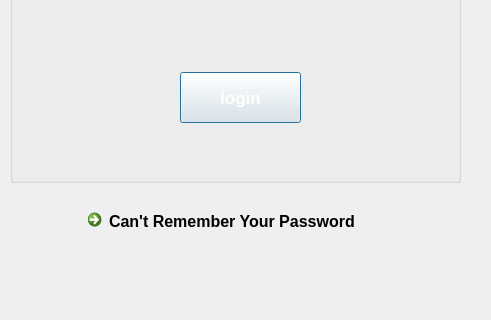
First picture: the form in loginui.ui, repository Bassam73/Fantasy, before the edit; both pictures show x 290 to 781 and y 318 to 638 of the 1038 by 638 pixel window.
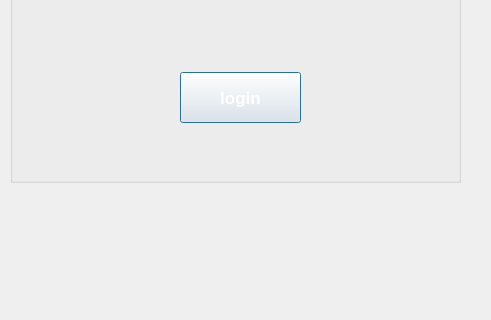
Second picture: the form after the edit. Icons and pictures are not drawn.

Diff of the .ui file:
```diff
--- a/loginui.ui
+++ b/loginui.ui
@@ -145,28 +145,6 @@
     </property>
    </widget>
   </widget>
-  <widget class="QCommandLinkButton" name="commandLinkButton">
-   <property name="geometry">
-    <rect>
-     <x>370</x>
-     <y>520</y>
-     <width>331</width>
-     <height>41</height>
-    </rect>
-   </property>
-   <property name="font">
-    <font>
-     <pointsize>12</pointsize>
-     <bold>true</bold>
-    </font>
-   </property>
-   <property name="cursor">
-    <cursorShape>PointingHandCursor</cursorShape>
-   </property>
-   <property name="text">
-    <string>Can't Remember Your Password</string>
-   </property>
-  </widget>
  </widget>
  <resources/>
  <connections/>
```
